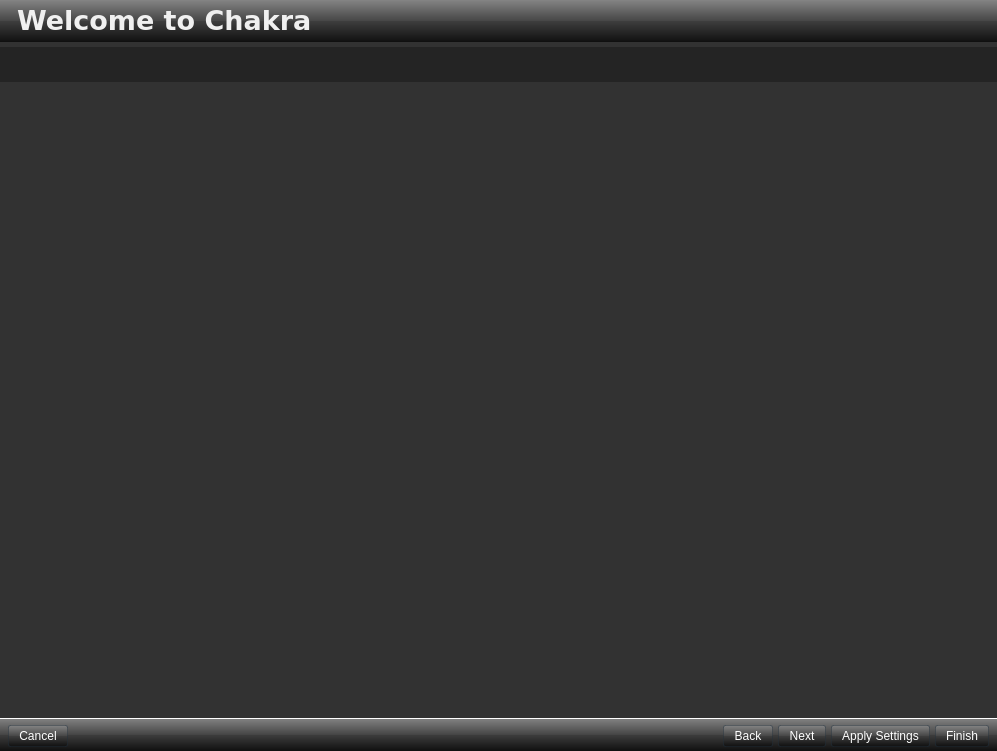
First picture: the form in ui/ui_kapudan.ui, repository rshipp/kapudan, before the edit.
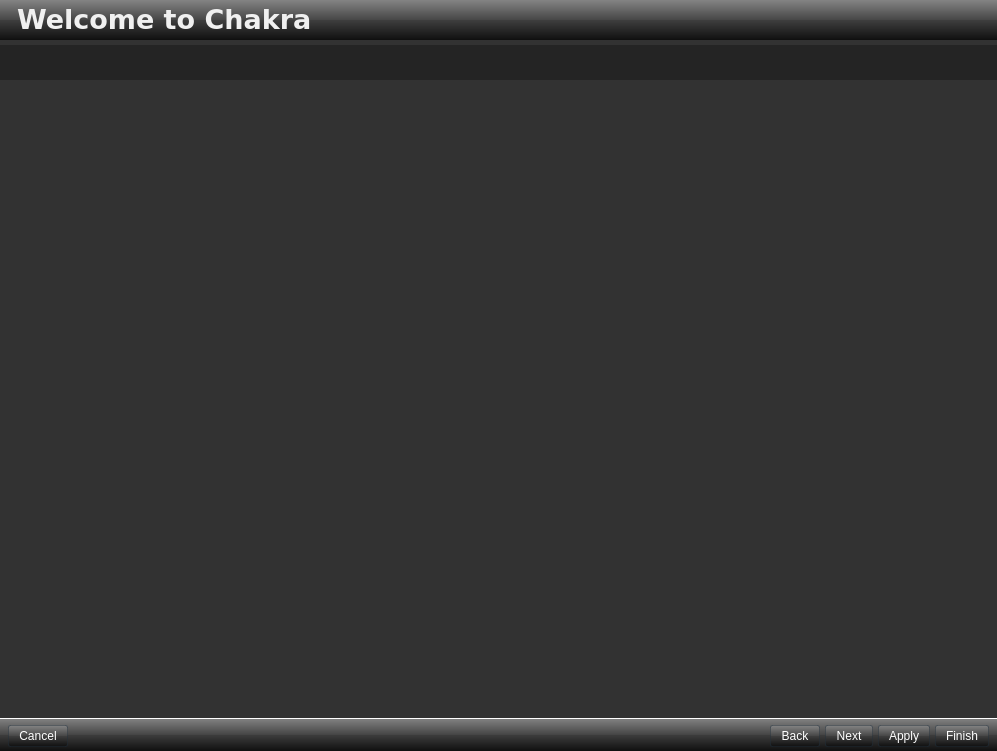
Second picture: the form after the edit. Icons and pictures are not drawn.

```diff
--- a/ui/ui_kapudan.ui
+++ b/ui/ui_kapudan.ui
@@ -196,7 +196,7 @@
          <widget class="QLabel" name="label_4">
           <property name="maximumSize">
            <size>
-            <width>90</width>
+            <width>129</width>
             <height>50</height>
            </size>
           </property>
@@ -204,7 +204,7 @@
            <bool>false</bool>
           </property>
           <property name="styleSheet">
-           <string notr="true">padding: 13px 15px 13px 15px;
+           <string notr="true">padding: 10px 0px 10px 0px; /*13px 15px 13px 15px;*/
 border:0px;
     background-color: qlineargradient(spread:pad, x1:0.5, y1:0, x2:0.5, y2:1, stop:0 rgba(132, 132, 132, 255), stop:0.501481 rgba(70, 70, 70, 255), stop:0.503057 rgba(62, 62, 62, 255), stop:1 rgba(16, 16, 16, 255));
 border-bottom: 1px solid rgba(0,0,0,10)</string>
@@ -646,7 +646,7 @@
             <enum>Qt::RightToLeft</enum>
            </property>
            <property name="text">
-            <string>Apply Settings</string>
+            <string>Apply</string>
            </property>
            <property name="icon">
             <iconset resource="../data/kapudan.qrc">
```
Left out of the diff: 70 changed lines with no effect on the pictures.
